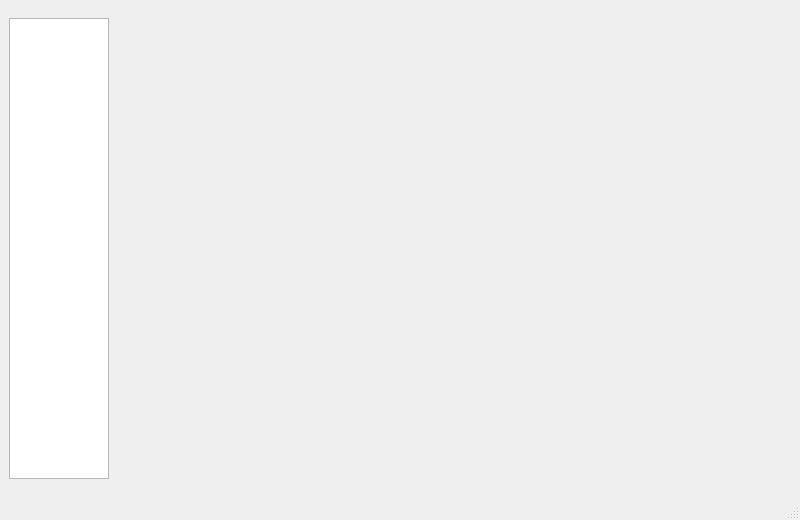
Qt form src/internal/private/questviewer.ui (nclettiere/Quester) before a commit.
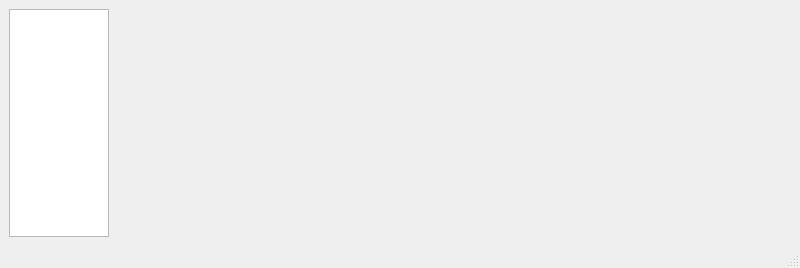
The same form after that commit.

Diff of the .ui file:
```diff
--- a/src/internal/private/questviewer.ui
+++ b/src/internal/private/questviewer.ui
@@ -7,7 +7,7 @@
     <x>0</x>
     <y>0</y>
     <width>800</width>
-    <height>520</height>
+    <height>268</height>
    </rect>
   </property>
   <property name="windowTitle">
@@ -26,8 +26,8 @@
      <height>226</height>
     </size>
    </property>
-   <layout class="QHBoxLayout" name="horizontalLayout_3">
-    <item>
+   <layout class="QGridLayout" name="gridLayout_2">
+    <item row="0" column="0">
      <layout class="QGridLayout" name="gridLayout">
       <property name="rightMargin">
        <number>0</number>
@@ -51,8 +51,8 @@
         </property>
         <property name="maximumSize">
          <size>
-          <width>256</width>
-          <height>461</height>
+          <width>100</width>
+          <height>16777215</height>
          </size>
         </property>
         <property name="styleSheet">
@@ -68,7 +68,7 @@
       </item>
      </layout>
     </item>
-    <item>
+    <item row="0" column="1">
      <layout class="QVBoxLayout" name="Content">
       <property name="leftMargin">
        <number>0</number>
@@ -83,7 +83,7 @@
      <x>0</x>
      <y>0</y>
      <width>800</width>
-     <height>21</height>
+     <height>20</height>
     </rect>
    </property>
   </widget>
```
